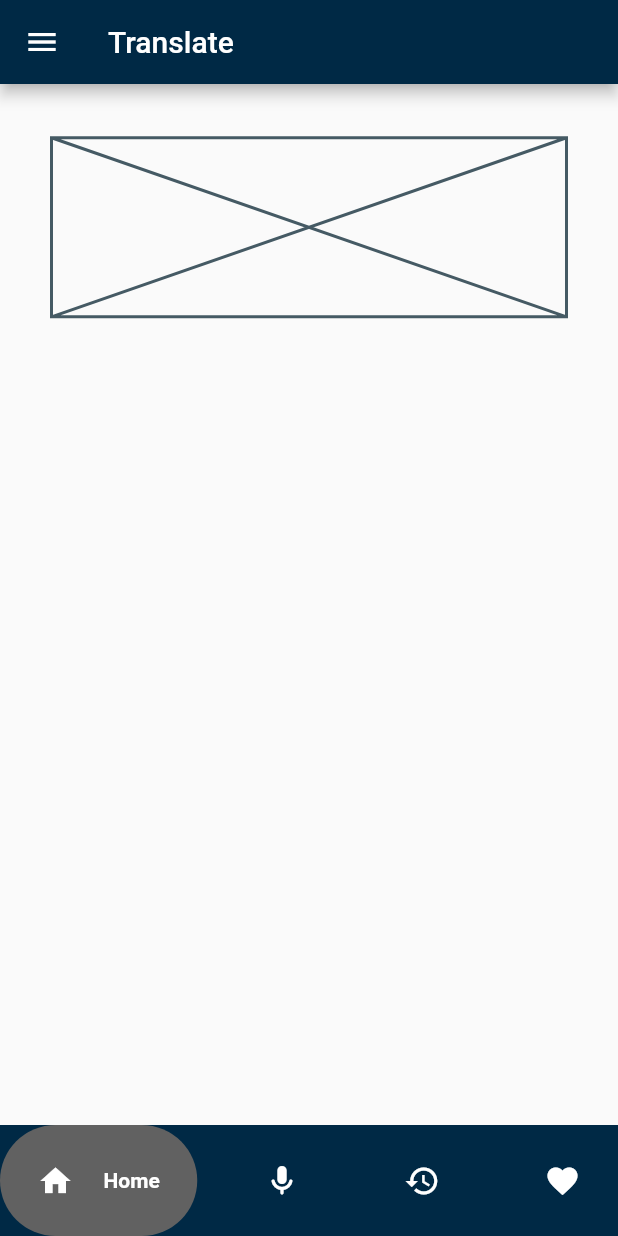
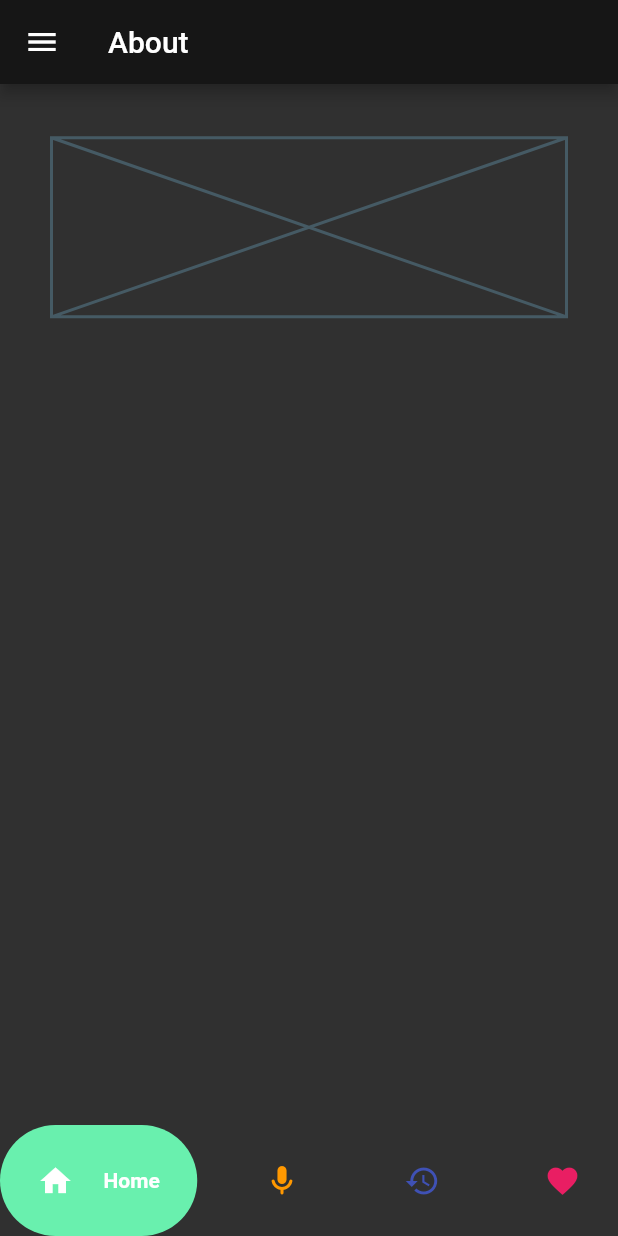
Before and after one commit to sev-n/translate, a Flutter app: the screen it shows after launch, on a phone screen of 412 x 824 dp. Run offline on Flutter 3.47's test engine with Material 2 defaults, Android fonts, the phone set to English and light mode, and no system bars; drawn by our look-alikes of google_nav_bar, hidden_drawer_menu; our stand-ins replace flutter_screenutil.

Commit message:
themeMode, Sidenav, Buttons

```diff
--- a/lib/colors.dart
+++ /dev/null
@@ -1,25 +0,0 @@
-import 'package:flutter/material.dart';
-
-const MaterialColor mcgpalette =
-    MaterialColor(_mcgpalettePrimaryValue, <int, Color>{
-  50: Color(0xFFE0E5E9),
-  100: Color(0xFFB3BFC7),
-  200: Color(0xFF8094A2),
-  300: Color(0xFF4D697D),
-  400: Color(0xFF264961),
-  500: Color(_mcgpalettePrimaryValue),
-  600: Color(0xFF00243E),
-  700: Color(0xFF001F36),
-  800: Color(0xFF00192E),
-  900: Color(0xFF000F1F),
-});
-const int _mcgpalettePrimaryValue = 0xFF002945;
-
-const MaterialColor mcgpaletteAccent =
-    MaterialColor(_mcgpaletteAccentValue, <int, Color>{
-  100: Color(0xFF5C92FF),
-  200: Color(_mcgpaletteAccentValue),
-  400: Color(0xFF0052F5),
-  700: Color(0xFF0049DB),
-});
-const int _mcgpaletteAccentValue = 0xFF2970FF;
--- /dev/null
+++ b/lib/floatnav.dart
@@ -0,0 +1,74 @@
+import 'package:flutter/material.dart';
+import 'package:hidden_drawer_menu/hidden_drawer_menu.dart';
+import 'package:translate/home.dart';
+
+class HiddenDrawer extends StatefulWidget {
+  const HiddenDrawer({super.key});
+
+  @override
+  State<HiddenDrawer> createState() => _HiddenDrawerState();
+}
+
+class _HiddenDrawerState extends State<HiddenDrawer> {
+  List<ScreenHiddenDrawer> _pages = [];
+
+  @override
+  void initState() {
+    //todo: implement initState
+    super.initState();
+
+    _pages = [
+      ScreenHiddenDrawer(
+        ItemHiddenMenu(
+          name: 'About',
+          baseStyle: const TextStyle(
+            fontSize: 16,
+            fontWeight: FontWeight.w500,
+          ),
+          selectedStyle: const TextStyle(
+            fontSize: 20,
+            fontWeight: FontWeight.bold,
+          ),
+        ),
+        const HomePage(),
+      ),
+      ScreenHiddenDrawer(
+        ItemHiddenMenu(
+          name: 'Privacy Policy',
+          baseStyle: const TextStyle(
+            fontSize: 16,
+            fontWeight: FontWeight.w500,
+          ),
+          selectedStyle: const TextStyle(
+            fontSize: 20,
+            fontWeight: FontWeight.bold,
+          ),
+        ),
+        const HomePage(),
+      ),
+      ScreenHiddenDrawer(
+        ItemHiddenMenu(
+          name: 'ECC sucks',
+          baseStyle: const TextStyle(
+            fontSize: 16,
+            fontWeight: FontWeight.w500,
+          ),
+          selectedStyle: const TextStyle(
+            fontSize: 20,
+            fontWeight: FontWeight.bold,
+          ),
+        ),
+        const HomePage(),
+      )
+    ];
+  }
+
+  @override
+  Widget build(BuildContext context) {
+    return HiddenDrawerMenu(
+      backgroundColorMenu: const Color(0xff161616),
+      screens: _pages,
+      initPositionSelected: 0,
+    );
+  }
+}
--- a/lib/home.dart
+++ b/lib/home.dart
@@ -1,6 +1,4 @@
 import 'package:flutter/material.dart';
-import 'bottomnav.dart';
-import 'colors.dart';
 import 'pages/bottom_nav_pages/conversation.dart';
 import 'pages/bottom_nav_pages/default_page.dart';
 import 'pages/bottom_nav_pages/favorite.dart';
@@ -35,14 +33,12 @@ class HomePageState extends State<HomePage> {
     return Scaffold(
       bottomNavigationBar: SingleChildScrollView(
         scrollDirection: Axis.horizontal,
-        child: Container(
+        child: SizedBox(
           width: MediaQuery.of(context).size.width,
-          color: mcgpalette,
           child: GNav(
-            backgroundColor: mcgpalette,
-            color: Colors.white,
+            color: Colors.grey[200],
             activeColor: Colors.white,
-            tabBackgroundColor: Colors.grey.shade700,
+            tabBackgroundColor: Colors.grey,
             gap: 20,
             selectedIndex: currentIndex,
             onTabChange: (index) {
@@ -54,86 +50,99 @@ class HomePageState extends State<HomePage> {
               GButton(
                 icon: Icons.home,
                 text: 'Home',
-                iconColor: Colors.white,
+                iconColor: Colors.green,
+                iconActiveColor: Colors.white,
+                backgroundColor: Colors.greenAccent,
+                rippleColor: Colors.green,
               ),
               GButton(
                 icon: Icons.mic_rounded,
                 text: 'Conversation',
-                iconColor: Colors.white,
+                iconColor: Colors.orange,
+                iconActiveColor: Colors.white,
+                backgroundColor: Colors.orangeAccent,
+                rippleColor: Colors.amber,
               ),
               GButton(
                 icon: Icons.history,
                 text: 'History',
-                iconColor: Colors.white,
+                iconColor: Colors.indigo,
+                iconActiveColor: Colors.white,
+                backgroundColor: Colors.indigoAccent,
+                rippleColor: Colors.indigo,
               ),
               GButton(
                 icon: Icons.favorite,
                 text: 'Favorite',
-                iconColor: Colors.white,
+                iconColor: Colors.pink,
+                iconActiveColor: Colors.white,
+                backgroundColor: Colors.pinkAccent,
+                rippleColor: Colors.pink,
               )
             ],
           ),
         ),
       ),
-      appBar: AppBar(
-        title: const Text('Translate'),
-        //elevation: 0,
-      ),
-      drawer: Drawer(
-        child: ListView(
-          padding: EdgeInsets.zero,
-          children: <Widget>[
-            const DrawerHeader(
-              decoration: BoxDecoration(
-                color: Color(0xFF002945),
-              ),
-              child: Text(
-                'Babel',
-                style: TextStyle(
-                    fontWeight: FontWeight.bold,
-                    color: Colors.white,
-                    fontSize: 20),
-              ),
-            ),
-            ListTile(
-              leading: const Icon(
-                Icons.three_p_rounded,
-                color: Color(0xff002945),
-              ),
-              title: const Text('About',
-                  style: TextStyle(
-                    fontWeight: FontWeight.bold,
-                    color: Color(0xff264961),
-                  )),
-              //selected: selectedPage == 1,
-              selectedTileColor: const Color(0xffB3BFC7),
-              onTap: () {
-                Navigator.pop(context);
-                Navigator.pushNamed(context, '/about');
-              },
-            ),
-            ListTile(
-              leading: const Icon(
-                Icons.security,
-                color: Color(0xff002945),
-              ),
-              title: const Text(
-                'Privacy Policy',
-                style: TextStyle(
-                  fontWeight: FontWeight.bold,
-                  color: Color(0xff264961),
-                ),
-              ),
-              //selected: selectedPage == 2,
-              selectedTileColor: Colors.grey[400],
-              onTap: () {
-                Navigator.pop(context);
-                Navigator.pushNamed(context, '/privacy');
-              },
-            ),
-          ],
-        ),
-      ),
+      // appBar: AppBar(
+      //   title: const Text('Translate'),
+      //elevation: 0,
+      // ),
+
+      // drawer: Drawer(
+      //   child: ListView(
+      //     padding: EdgeInsets.zero,
+      //     children: <Widget>[
+      //       const DrawerHeader(
+      //         decoration: BoxDecoration(
+      //           color: Color(0xFF002945),
+      //         ),
+      //         child: Text(
+      //           'Babel',
+      //           style: TextStyle(
+      //               fontWeight: FontWeight.bold,
+      //               color: Colors.white,
+      //               fontSize: 20),
+      //         ),
+      //       ),
+      //       ListTile(
+      //         leading: const Icon(
+      //           Icons.three_p_rounded,
+      //           color: Color(0xff002945),
+      //         ),
+      //         title: const Text('About',
+      //             style: TextStyle(
+      //               fontWeight: FontWeight.bold,
+      //               color: Color(0xff264961),
+      //             )),
+      //         //selected: selectedPage == 1,
+      //         selectedTileColor: const Color(0xffB3BFC7),
+      //         onTap: () {
+      //           Navigator.pop(context);
+      //           Navigator.pushNamed(context, '/about');
+      //         },
+      //       ),
+      //       ListTile(
+      //         leading: const Icon(
+      //           Icons.security,
+      //           color: Color(0xff002945),
+      //         ),
+      //         title: const Text(
+      //           'Privacy Policy',
+      //           style: TextStyle(
+      //             fontWeight: FontWeight.bold,
+      //             color: Color(0xff264961),
+      //           ),
+      //         ),
+      //         //selected: selectedPage == 2,
+      //         selectedTileColor: Colors.grey[400],
+      //         onTap: () {
+      //           Navigator.pop(context);
+      //           Navigator.pushNamed(context, '/privacy');
+      //         },
+      //       ),
+      //     ],
+      //   ),
+      // ),
       body: pages[currentIndex],
     );
   }
--- a/lib/main.dart
+++ b/lib/main.dart
@@ -1,10 +1,6 @@
 import 'package:flutter/material.dart';
 import 'package:flutter_screenutil/flutter_screenutil.dart';
-import 'package:translate/colors.dart';
-
-import 'home.dart';
-import 'pages/about.dart';
-import 'pages/privacy.dart';
+import 'package:translate/floatnav.dart';
 
 void main() {
   runApp(const MyApp());
@@ -23,17 +19,48 @@ class MyApp extends StatelessWidget {
         return MaterialApp(
           debugShowCheckedModeBanner: false,
           title: 'Flutter Demo',
+          home: const HiddenDrawer(),
           theme: ThemeData(
-            primarySwatch: mcgpalette,
+            brightness: Brightness.light,
+            primaryColor: Colors.blue,
+            secondaryHeaderColor: Colors.red,
+            scaffoldBackgroundColor: const Color(0xffEEEEEE),
+            textTheme: const TextTheme(
+              bodyLarge: TextStyle(
+                color: Color(0xff161616),
+              ),
+              bodyMedium: TextStyle(
+                color: Color(0xff161616),
+              ),
+            ),
           ),
-          home: const HomePage(),
-          routes: {
-            '/about': (context) => const About(),
-            '/privacy': (context) => const Privacy(),
-            // '/page2': (context) => const Page2(),
-            // '/page3': (context) => const Page3(),
-            // '/languages': (context) => const MyLanguageUI(),
-          },
+          darkTheme: ThemeData(
+            brightness: Brightness.dark,
+            primaryColor:
+                Colors.deepPurple, // set the primary color for dark mode
+            secondaryHeaderColor:
+                Colors.amber, // set the accent color for dark mode
+            colorScheme: const ColorScheme.dark(
+              background: Color(0xff161616),
+              surface: Color(0xff161616),
+            ),
+            // set the background color for dark mode
+            // set the scaffold background color for dark mode
+            textTheme: const TextTheme(
+              bodyLarge: TextStyle(
+                  color: Colors.white), // set the text color for dark mode
+              bodyMedium: TextStyle(
+                  color: Colors.white), // set the text color for dark mode
+            ),
+          ),
+          themeMode: ThemeMode.dark,
+          // routes: {
+          //   '/about': (context) => const About(),
+          //   '/privacy': (context) => const Privacy(),
+          //   // '/page2': (context) => const Page2(),
+          //   // '/page3': (context) => const Page3(),
+          //   // '/languages': (context) => const MyLanguageUI(),
+          // },
         );
       },
     );
--- a/pubspec.yaml
+++ b/pubspec.yaml
@@ -37,6 +37,8 @@ dependencies:
   flutter_screenutil: ^5.7.0
   provider: ^6.0.5
   google_nav_bar: ^5.0.6
+  flutter_side_menu: ^0.3.2
+  hidden_drawer_menu: ^3.0.1
 
 dev_dependencies:
   flutter_test:
```
Also changed, not shown: pubspec.lock.
